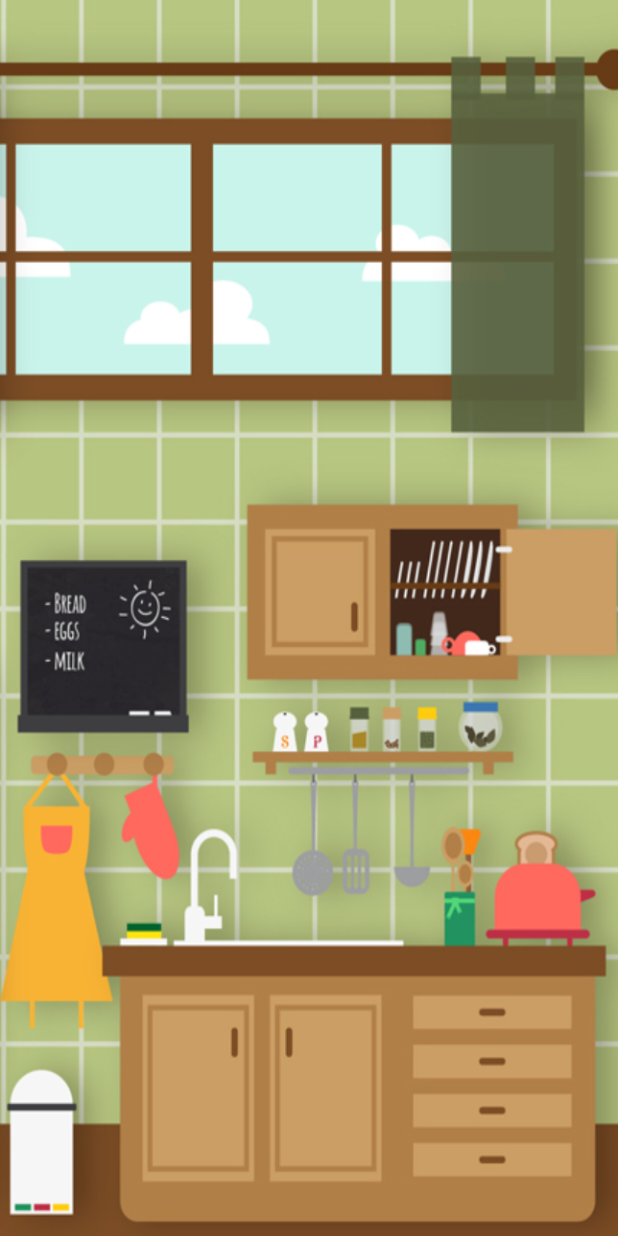
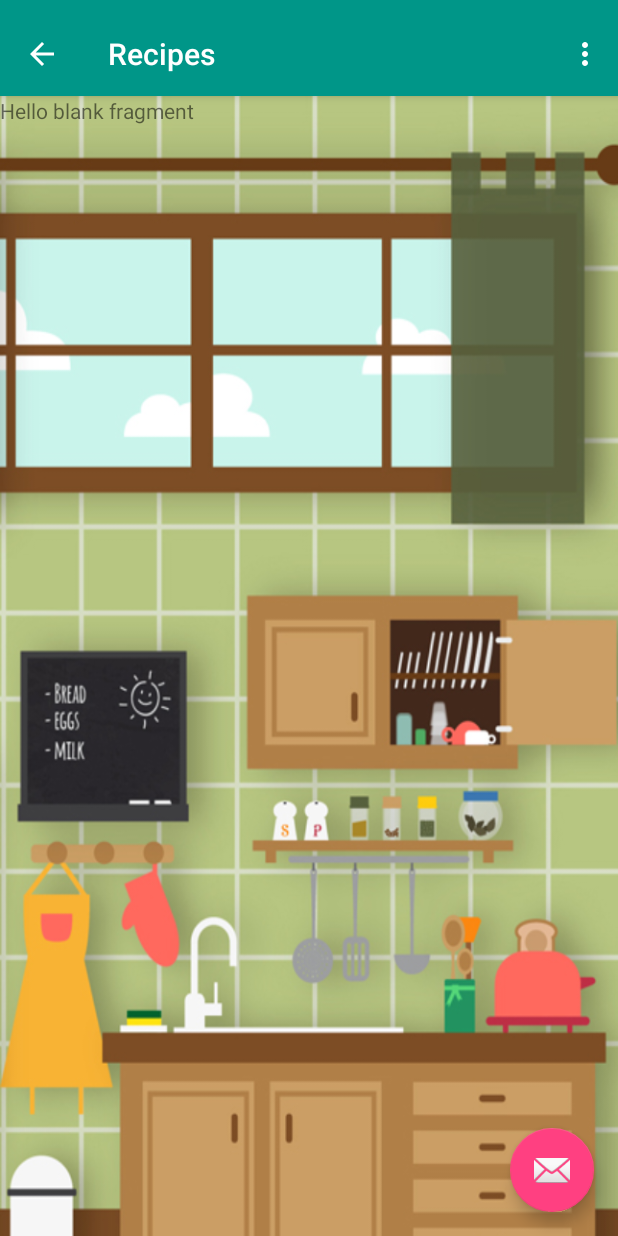
Before and after one commit to benitkibabu/cloudappdev, an Android app: the MainActivity screen opened directly, with no data from a screen before it, after a tap on "RECIPES", on a phone screen of 412 x 824 dp. Run offline under Robolectric (Android 15) with nearby library versions, the phone set to English and light mode, and no system bars; libraries missing offline, so code that uses them is left out: com.facebook, com.facebook.login; 3 statements that could not run were skipped.

Commit message:
19/10/2016

```diff
--- a/VirtualKitchen/app/src/main/java/com/cloudappdev/ben/virtualkitchen/MainActivity.java
+++ b/VirtualKitchen/app/src/main/java/com/cloudappdev/ben/virtualkitchen/MainActivity.java
@@ -5,6 +5,7 @@ import android.graphics.Bitmap;
 import android.graphics.BitmapFactory;
 import android.graphics.Matrix;
 import android.os.AsyncTask;
+import android.support.annotation.NonNull;
 import android.support.v7.app.AppCompatActivity;
 import android.os.Bundle;
 import android.util.Log;
@@ -13,11 +14,9 @@ import android.widget.Button;
 import android.widget.ImageButton;
 import android.widget.TextView;
 
+import com.cloudappdev.ben.virtualkitchen.activities.Recipes;
 import com.facebook.AccessToken;
 import com.facebook.FacebookSdk;
-import com.facebook.GraphRequest;
-import com.facebook.GraphResponse;
-import com.facebook.HttpMethod;
 import com.facebook.login.LoginManager;
 import com.google.android.gms.auth.api.Auth;
 import com.google.android.gms.auth.api.signin.GoogleSignInOptions;
@@ -37,10 +36,10 @@ public class MainActivity extends AppCompatActivity implements GoogleApiClient.O
     ImageButton profileImage;
 
     private static final String TAG = "SignOutActivity";
-    private static final int RC_SIGN_IN = 9001;
     private GoogleApiClient mGoogleApiClient;
     public static String imgurl;
     boolean fbLogout = false, gLogout = false;
+    Bundle data;
 
     @Override
     protected void onCreate(Bundle savedInstanceState) {
@@ -48,6 +47,20 @@ public class MainActivity extends AppCompatActivity implements GoogleApiClient.O
         FacebookSdk.sdkInitialize(this.getApplicationContext());
         setContentView(R.layout.activity_main);
 
+        profileImage = (ImageButton) findViewById(R.id.profile_img);
+        nameTv = (TextView) findViewById(R.id.name_tv);
+
+        if(getIntent().hasExtra("User")) {
+            if (!getIntent().getExtras().isEmpty()) {
+                data = getIntent().getBundleExtra("User");
+                imgurl = data.getString("ImageUri");
+                nameTv.setText(data.getString("DisplayName"));
+                new FetchFilesTask().execute();
+            }
+        }else{
+            facebookSignOut();
+            googleSignOut();
+        }
 
         GoogleSignInOptions gso = new GoogleSignInOptions.Builder(GoogleSignInOptions.DEFAULT_SIGN_IN)
                 .requestEmail()
@@ -72,20 +85,11 @@ public class MainActivity extends AppCompatActivity implements GoogleApiClient.O
         recipeBtn.setOnClickListener(new View.OnClickListener() {
             @Override
             public void onClick(View view) {
-                Intent i = new Intent(MainActivity.this, Recipe.class);
+                Intent i = new Intent(MainActivity.this, Recipes.class);
+                i.putExtra("User", data);
                 startActivity(i);
             }
         });
-
-        profileImage = (ImageButton) findViewById(R.id.profile_img);
-        nameTv = (TextView) findViewById(R.id.name_tv);
-
-        if(!getIntent().getExtras().isEmpty()) {
-            Bundle data = getIntent().getExtras();
-            imgurl = data.getString("ImageUri");
-            nameTv.setText(data.getString("DisplayName"));
-            new FetchFilesTask().execute();
-        }
     }
 
     public static Bitmap getBitmapFromURL(String src) {
@@ -95,8 +99,7 @@ public class MainActivity extends AppCompatActivity implements GoogleApiClient.O
             connection.setDoInput(true);
             connection.connect();
             InputStream input = connection.getInputStream();
-            Bitmap myBitmap = BitmapFactory.decodeStream(input);
-            return myBitmap;
+            return  BitmapFactory.decodeStream(input);
         } catch (IOException e) {
 
             return null;
@@ -107,8 +110,7 @@ public class MainActivity extends AppCompatActivity implements GoogleApiClient.O
         protected void onPreExecute(){
         }
         protected Bitmap doInBackground(String... args) {
-            Bitmap bitmap = getBitmapFromURL(imgurl);
-            return bitmap;
+            return getBitmapFromURL(imgurl);
         }
         protected void onPostExecute(Bitmap m_bitmap) {
             if(m_bitmap != null){
@@ -124,16 +126,15 @@ public class MainActivity extends AppCompatActivity implements GoogleApiClient.O
         float scaleHeight = ((float) newHeight) / height;
         Matrix matrix = new Matrix();
         matrix.postScale(scaleWidth, scaleHeight);
-        Bitmap resizedBitmap = Bitmap.createBitmap(bm, 0, 0, width, height,
+        return Bitmap.createBitmap(bm, 0, 0, width, height,
                 matrix, false);
-        return resizedBitmap;
     }
 
     private void googleSignOut() {
         Auth.GoogleSignInApi.signOut(mGoogleApiClient).setResultCallback(
                 new ResultCallback<Status>() {
                     @Override
-                    public void onResult(Status status) {
+                    public void onResult(@NonNull Status status) {
                         gLogout = true;
                         facebookSignOut();
                     }
@@ -147,7 +148,7 @@ public class MainActivity extends AppCompatActivity implements GoogleApiClient.O
             fbLogout = true;
         }
 
-        if(fbLogout && gLogout){
+        if(gLogout){
             Intent i = new Intent(MainActivity.this, Login.class);
             startActivity(i);
             finish();
@@ -164,7 +165,7 @@ public class MainActivity extends AppCompatActivity implements GoogleApiClient.O
     }
 
     @Override
-    public void onConnectionFailed(ConnectionResult connectionResult) {
+    public void onConnectionFailed(@NonNull ConnectionResult connectionResult) {
         Log.d(TAG, "onConnectionFailed:" + connectionResult);
     }
 }
--- a/VirtualKitchen/app/src/main/java/com/cloudappdev/ben/virtualkitchen/Recipe.java
+++ /dev/null
@@ -1,13 +0,0 @@
-package com.cloudappdev.ben.virtualkitchen;
-
-import android.support.v7.app.AppCompatActivity;
-import android.os.Bundle;
-
-public class Recipe extends AppCompatActivity {
-
-    @Override
-    protected void onCreate(Bundle savedInstanceState) {
-        super.onCreate(savedInstanceState);
-        setContentView(R.layout.activity_recipe);
-    }
-}
--- /dev/null
+++ b/VirtualKitchen/app/src/main/java/com/cloudappdev/ben/virtualkitchen/activities/Recipes.java
@@ -0,0 +1,111 @@
+package com.cloudappdev.ben.virtualkitchen.activities;
+
+import android.content.Intent;
+import android.support.design.widget.FloatingActionButton;
+import android.support.design.widget.Snackbar;
+import android.support.v4.app.NavUtils;
+import android.support.v4.app.TaskStackBuilder;
+import android.support.v7.app.AppCompatActivity;
+import android.support.v7.widget.Toolbar;
+
+import android.support.v4.app.Fragment;
+import android.support.v4.view.ViewPager;
+import android.os.Bundle;
+import android.view.Menu;
+import android.view.MenuItem;
+import android.view.View;
+
+import com.cloudappdev.ben.virtualkitchen.MainActivity;
+import com.cloudappdev.ben.virtualkitchen.R;
+import com.cloudappdev.ben.virtualkitchen.adapter.CustomPageAdapter;
+import com.cloudappdev.ben.virtualkitchen.fragments.Recipe;
+
+import java.util.ArrayList;
+import java.util.List;
+
+public class Recipes extends AppCompatActivity {
+
+    private CustomPageAdapter adapter;
+
+    private ViewPager mViewPager;
+    private List<Fragment> fragmentList;
+    private List<String> titles;
+    Bundle data;
+
+    @Override
+    protected void onCreate(Bundle savedInstanceState) {
+        super.onCreate(savedInstanceState);
+        setContentView(R.layout.activity_recipes);
+
+        Toolbar toolbar = (Toolbar) findViewById(R.id.toolbar);
+        setSupportActionBar(toolbar);
+        getSupportActionBar().setDisplayHomeAsUpEnabled(true);
+
+        if(getIntent().hasExtra("User")) {
+            if (!getIntent().getExtras().isEmpty()) {
+                data = getIntent().getBundleExtra("User");
+            }
+        }else{
+            goBack();
+        }
+
+        fragmentList = new ArrayList<>();
+        addFragment();
+
+        adapter = new CustomPageAdapter(getSupportFragmentManager(), fragmentList, titles);
+
+        mViewPager = (ViewPager) findViewById(R.id.container);
+        mViewPager.setAdapter(adapter);
+
+        FloatingActionButton fab = (FloatingActionButton) findViewById(R.id.fab);
+        fab.setOnClickListener(new View.OnClickListener() {
+            @Override
+            public void onClick(View view) {
+                Snackbar.make(view, "Replace with your own action", Snackbar.LENGTH_LONG)
+                        .setAction("Action", null).show();
+            }
+        });
+    }
+
+    void addFragment(){
+        Fragment f;
+        titles = new ArrayList<>();
+        titles.add("Recipe");
+        f = Recipe.newInstance("Me", "You");
+        fragmentList.add(f);
+    }
+
+    void goBack(){
+        Intent upIntent = new Intent(this, MainActivity.class);
+        upIntent.putExtra("User", data);
+        if(NavUtils.shouldUpRecreateTask(this, upIntent)){
+            TaskStackBuilder.from(this)
+                    .addNextIntent(upIntent)
+                    .startActivities();
+            finish();
+        }else {
+            NavUtils.navigateUpTo(this, upIntent);
+        }
+    }
+
+    @Override
+    public boolean onCreateOptionsMenu(Menu menu) {
+        // Inflate the menu; this adds items to the action bar if it is present.
+        getMenuInflater().inflate(R.menu.menu_recipes, menu);
+        return true;
+    }
+
+    @Override
+    public boolean onOptionsItemSelected(MenuItem item) {
+        int id = item.getItemId();
+
+        if (id == R.id.action_settings) {
+            return true;
+        }
+        else if(id == android.R.id.home){
+            goBack();
+        }
+
+        return super.onOptionsItemSelected(item);
+    }
+}
--- /dev/null
+++ b/VirtualKitchen/app/src/main/java/com/cloudappdev/ben/virtualkitchen/adapter/CustomPageAdapter.java
@@ -0,0 +1,41 @@
+package com.cloudappdev.ben.virtualkitchen.adapter;
+
+import android.support.v4.app.Fragment;
+import android.support.v4.app.FragmentManager;
+import android.support.v4.app.FragmentPagerAdapter;
+
+import java.util.List;
+
+/**
+ * Created by Ben on 19/10/2016.
+ */
+
+public class CustomPageAdapter extends FragmentPagerAdapter {
+    List<Fragment> fragmentList;
+    List<String> titles;
+
+    public CustomPageAdapter(FragmentManager fm, List<Fragment> fragmentList, List<String>  titles){
+        super(fm);
+        this.fragmentList = fragmentList;
+        this.titles = titles;
+    }
+    public CustomPageAdapter(FragmentManager fm) {
+        super(fm);
+    }
+
+    @Override
+    public Fragment getItem(int position) {
+
+        return fragmentList.get(position);
+    }
+
+    @Override
+    public int getCount() {
+        return fragmentList.size();
+    }
+
+    @Override
+    public CharSequence getPageTitle(int position){
+        return titles.get(position);
+    }
+}
--- /dev/null
+++ b/VirtualKitchen/app/src/main/java/com/cloudappdev/ben/virtualkitchen/fragments/Recipe.java
@@ -0,0 +1,81 @@
+package com.cloudappdev.ben.virtualkitchen.fragments;
+
+import android.content.Context;
+import android.net.Uri;
+import android.os.Bundle;
+import android.support.v4.app.Fragment;
+import android.view.LayoutInflater;
+import android.view.View;
+import android.view.ViewGroup;
+import android.widget.TextView;
+
+import com.cloudappdev.ben.virtualkitchen.R;
+
+
+public class Recipe extends Fragment {
+
+    private static final String ARG_PARAM1 = "param1";
+    private static final String ARG_PARAM2 = "param2";
+
+    private String mParam1;
+    private String mParam2;
+
+   // private OnFragmentInteractionListener mListener;
+
+    public Recipe() {
+    }
+
+    public static Recipe newInstance(String param1, String param2) {
+        Recipe fragment = new Recipe();
+        Bundle args = new Bundle();
+        args.putString(ARG_PARAM1, param1);
+        args.putString(ARG_PARAM2, param2);
+        fragment.setArguments(args);
+        return fragment;
+    }
+
+    @Override
+    public void onCreate(Bundle savedInstanceState) {
+        super.onCreate(savedInstanceState);
+        if (getArguments() != null) {
+            mParam1 = getArguments().getString(ARG_PARAM1);
+            mParam2 = getArguments().getString(ARG_PARAM2);
+        }
+    }
+
+    @Override
+    public View onCreateView(LayoutInflater inflater, ViewGroup container,
+                             Bundle savedInstanceState) {
+        TextView textView = new TextView(getActivity());
+        textView.setText(R.string.hello_blank_fragment);
+        return textView;
+    }
+
+//    public void onButtonPressed(Uri uri) {
+//        if (mListener != null) {
+//            mListener.onFragmentInteraction(uri);
+//        }
+//    }
+
+//    @Override
+//    public void onAttach(Context context) {
+//        super.onAttach(context);
+//        if (context instanceof OnFragmentInteractionListener) {
+//            mListener = (OnFragmentInteractionListener) context;
+//        } else {
+//            throw new RuntimeException(context.toString()
+//                    + " must implement OnFragmentInteractionListener");
+//        }
+//    }
+
+    @Override
+    public void onDetach() {
+        super.onDetach();
+       // mListener = null;
+    }
+
+//    public interface OnFragmentInteractionListener {
+//        // TODO: Update argument type and name
+//        void onFragmentInteraction(Uri uri);
+//    }
+}
--- a/VirtualKitchen/app/src/main/res/layout/activity_main.xml
+++ b/VirtualKitchen/app/src/main/res/layout/activity_main.xml
@@ -102,6 +102,6 @@
         android:textColor="@color/white"
         android:layout_alignParentTop="true"
         android:layout_alignParentEnd="true"
-        android:layout_toEndOf="@+id/profile_img" />
+        android:layout_toEndOf="@+id/recipe_btn" />
 
 </RelativeLayout>
--- a/VirtualKitchen/app/src/main/res/layout/activity_recipe.xml
+++ b/VirtualKitchen/app/src/main/res/layout/activity_recipe.xml
@@ -9,6 +9,6 @@
     android:paddingRight="@dimen/activity_horizontal_margin"
     android:paddingTop="@dimen/activity_vertical_margin"
     android:background="@mipmap/kitchen_1"
-    tools:context="com.cloudappdev.ben.virtualkitchen.Recipe">
+    tools:context="com.cloudappdev.ben.virtualkitchen.fragments.Recipe">
 
 </RelativeLayout>
--- /dev/null
+++ b/VirtualKitchen/app/src/main/res/layout/activity_recipes.xml
@@ -0,0 +1,45 @@
+<?xml version="1.0" encoding="utf-8"?>
+<android.support.design.widget.CoordinatorLayout xmlns:android="http://schemas.android.com/apk/res/android"
+    xmlns:app="http://schemas.android.com/apk/res-auto"
+    xmlns:tools="http://schemas.android.com/tools"
+    android:id="@+id/main_content"
+    android:layout_width="match_parent"
+    android:layout_height="match_parent"
+    android:fitsSystemWindows="true"
+    tools:context="com.cloudappdev.ben.virtualkitchen.activities.Recipes">
+
+    <android.support.design.widget.AppBarLayout
+        android:id="@+id/appbar"
+        android:layout_width="match_parent"
+        android:layout_height="wrap_content"
+        android:paddingTop="@dimen/appbar_padding_top"
+        android:theme="@style/KitchenTheme.AppBarOverlay">
+
+        <android.support.v7.widget.Toolbar
+            android:id="@+id/toolbar"
+            android:layout_width="match_parent"
+            android:layout_height="?attr/actionBarSize"
+            android:background="?attr/colorPrimary"
+            app:layout_scrollFlags="scroll|enterAlways"
+            app:popupTheme="@style/KitchenTheme.PopupOverlay">
+
+        </android.support.v7.widget.Toolbar>
+
+    </android.support.design.widget.AppBarLayout>
+
+    <android.support.v4.view.ViewPager
+        android:id="@+id/container"
+        android:layout_width="match_parent"
+        android:layout_height="match_parent"
+        android:background="@mipmap/kitchen_1"
+        app:layout_behavior="@string/appbar_scrolling_view_behavior" />
+
+    <android.support.design.widget.FloatingActionButton
+        android:id="@+id/fab"
+        android:layout_width="wrap_content"
+        android:layout_height="wrap_content"
+        android:layout_gravity="end|bottom"
+        android:layout_margin="@dimen/fab_margin"
+        app:srcCompat="@android:drawable/ic_dialog_email" />
+
+</android.support.design.widget.CoordinatorLayout>
--- /dev/null
+++ b/VirtualKitchen/app/src/main/res/menu/menu_recipes.xml
@@ -0,0 +1,10 @@
+<menu xmlns:android="http://schemas.android.com/apk/res/android"
+    xmlns:app="http://schemas.android.com/apk/res-auto"
+    xmlns:tools="http://schemas.android.com/tools"
+    tools:context="com.cloudappdev.ben.virtualkitchen.activities.Recipes">
+    <item
+        android:id="@+id/action_settings"
+        android:orderInCategory="100"
+        android:title="@string/action_settings"
+        app:showAsAction="never" />
+</menu>
--- /dev/null
+++ b/VirtualKitchen/app/src/main/res/values-v21/styles.xml
@@ -0,0 +1 @@
+<resources></resources>
--- a/VirtualKitchen/app/src/main/res/values/dimens.xml
+++ b/VirtualKitchen/app/src/main/res/values/dimens.xml
@@ -2,4 +2,7 @@
     <!-- Default screen margins, per the Android Design guidelines. -->
     <dimen name="activity_horizontal_margin">16dp</dimen>
     <dimen name="activity_vertical_margin">16dp</dimen>
+    <dimen name="text_margin">16dp</dimen>
+    <dimen name="fab_margin">16dp</dimen>
+    <dimen name="appbar_padding_top">8dp</dimen>
 </resources>
--- a/VirtualKitchen/app/src/main/res/values/strings.xml
+++ b/VirtualKitchen/app/src/main/res/values/strings.xml
@@ -11,4 +11,9 @@
     <string name="facebook_app_id">1733782833613796</string>
     <string name="sing_out">Sign Out</string>
     <string name="profile_pick">Profile Pick</string>
+
+    <string name="hello_blank_fragment">Hello blank fragment</string>
+    <string name="title_activity_recipes">Recipes</string>
+    <string name="action_settings">Settings</string>
+    <string name="section_format">Hello World from section: %1$d</string>
 </resources>
--- a/VirtualKitchen/app/src/main/res/values/styles.xml
+++ b/VirtualKitchen/app/src/main/res/values/styles.xml
@@ -8,10 +8,14 @@
         <item name="colorAccent">@color/colorAccent</item>
     </style>
 
-    <style name="KitchenTheme" parent="Theme.AppCompat.Light.NoActionBar" >
+    <style name="KitchenTheme" parent="Theme.AppCompat.Light.NoActionBar">
         <item name="colorPrimaryDark">@color/darkGreen</item>
         <item name="android:statusBarColor">?attr/colorPrimaryDark</item>
         <item name="colorAccent">@color/colorAccent</item>
     </style>
 
+    <style name="KitchenTheme.AppBarOverlay" parent="ThemeOverlay.AppCompat.Dark.ActionBar" />
+
+    <style name="KitchenTheme.PopupOverlay" parent="ThemeOverlay.AppCompat.Light" />
+
 </resources>
```
Also changed, not shown: VirtualKitchen/app/build.gradle (+8 -4 lines), VirtualKitchen/app/src/main/AndroidManifest.xml (+21 -19 lines), VirtualKitchen/app/src/main/java/com/cloudappdev/ben/virtualkitchen/Login.java (+18 -16 lines), VirtualKitchen/app/src/main/java/com/cloudappdev/ben/virtualkitchen/helper/AppNotification.java (added, +86 -0 lines).
